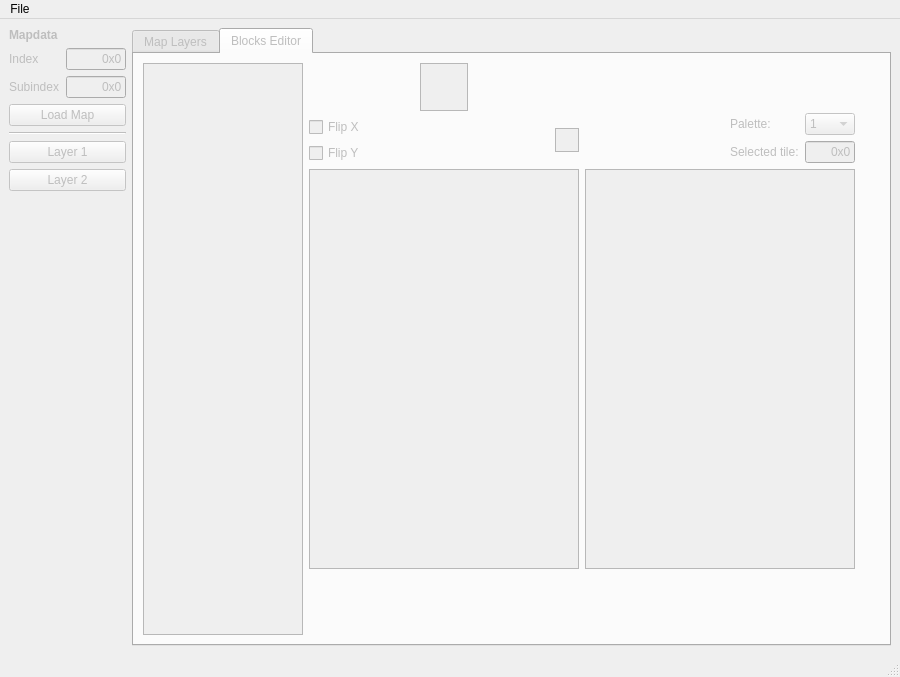
Above: mqeq.ui from kaisermg5/mapqeditorq before the change. Below: the same form after it.
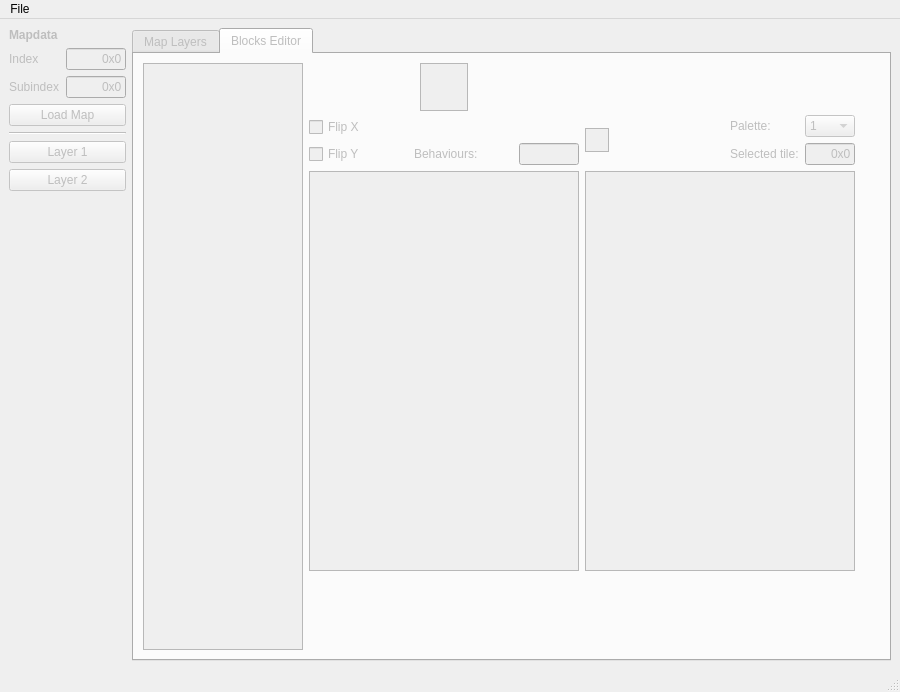
That is the form after the change. The open tabs and pages were chosen to show the change.

Commit message: Loads of code refactoring. Also, now you can modify blocks behaviour data

Patch:
```diff
--- a/mqeq.ui
+++ b/mqeq.ui
@@ -7,7 +7,7 @@
     <x>0</x>
     <y>0</y>
     <width>900</width>
-    <height>677</height>
+    <height>692</height>
    </rect>
   </property>
   <property name="sizePolicy">
@@ -260,27 +260,14 @@
           <property name="sizeConstraint">
            <enum>QLayout::SetDefaultConstraint</enum>
           </property>
-          <item row="1" column="1">
+          <item row="1" column="2">
            <widget class="QLabel" name="label_15">
             <property name="text">
              <string>Palette:</string>
             </property>
            </widget>
           </item>
-          <item row="1" column="0">
-           <spacer name="horizontalSpacer_2">
-            <property name="orientation">
-             <enum>Qt::Horizontal</enum>
-            </property>
-            <property name="sizeHint" stdset="0">
-             <size>
-              <width>40</width>
-              <height>20</height>
-             </size>
-            </property>
-           </spacer>
-          </item>
-          <item row="2" column="2">
+          <item row="2" column="3">
            <widget class="QLineEdit" name="selected_tile_ledit">
             <property name="maximumSize">
              <size>
@@ -296,7 +283,7 @@
             </property>
            </widget>
           </item>
-          <item row="1" column="2">
+          <item row="1" column="3">
            <widget class="QComboBox" name="palette_combobox">
             <property name="maximumSize">
              <size>
@@ -389,14 +376,37 @@
             </item>
            </widget>
           </item>
-          <item row="2" column="1">
+          <item row="2" column="2">
            <widget class="QLabel" name="label_5">
             <property name="text">
              <string>Selected tile:</string>
             </property>
            </widget>
           </item>
-          <item row="0" column="1">
+          <item row="1" column="0" rowspan="2">
+           <widget class="QGraphicsView" name="selected_tile_view">
+            <property name="maximumSize">
+             <size>
+              <width>24</width>
+              <height>24</height>
+             </size>
+            </property>
+           </widget>
+          </item>
+          <item row="0" column="1" rowspan="3">
+           <spacer name="horizontalSpacer_2">
+            <property name="orientation">
+             <enum>Qt::Horizontal</enum>
+            </property>
+            <property name="sizeHint" stdset="0">
+             <size>
+              <width>40</width>
+              <height>20</height>
+             </size>
+            </property>
+           </spacer>
+          </item>
+          <item row="0" column="2" colspan="2">
            <spacer name="verticalSpacer_3">
             <property name="orientation">
              <enum>Qt::Vertical</enum>
@@ -435,7 +445,30 @@
         </item>
         <item row="0" column="1">
          <layout class="QGridLayout" name="gridLayout_4">
-          <item row="0" column="0" colspan="2">
+          <item row="1" column="0">
+           <widget class="QCheckBox" name="flipX_checkbox">
+            <property name="sizePolicy">
+             <sizepolicy hsizetype="Preferred" vsizetype="Preferred">
+              <horstretch>0</horstretch>
+              <verstretch>0</verstretch>
+             </sizepolicy>
+            </property>
+            <property name="layoutDirection">
+             <enum>Qt::LeftToRight</enum>
+            </property>
+            <property name="text">
+             <string>Flip X</string>
+            </property>
+           </widget>
+          </item>
+          <item row="2" column="0">
+           <widget class="QCheckBox" name="flipY_checkbox">
+            <property name="text">
+             <string>Flip Y</string>
+            </property>
+           </widget>
+          </item>
+          <item row="0" column="0" colspan="3">
            <layout class="QHBoxLayout" name="horizontalLayout_5">
             <item>
              <spacer name="horizontalSpacer">
@@ -481,35 +514,31 @@
             </item>
            </layout>
           </item>
-          <item row="1" column="0">
-           <widget class="QCheckBox" name="flipX_checkbox">
+          <item row="2" column="1">
+           <widget class="QLabel" name="label_6">
+            <property name="text">
+             <string>Behaviours: </string>
+            </property>
+           </widget>
+          </item>
+          <item row="2" column="2">
+           <widget class="QLineEdit" name="block_behaviours_ledit">
             <property name="sizePolicy">
-             <sizepolicy hsizetype="Preferred" vsizetype="Preferred">
+             <sizepolicy hsizetype="Minimum" vsizetype="Fixed">
               <horstretch>0</horstretch>
               <verstretch>0</verstretch>
              </sizepolicy>
             </property>
-            <property name="layoutDirection">
-             <enum>Qt::LeftToRight</enum>
+            <property name="minimumSize">
+             <size>
+              <width>4</width>
+              <height>0</height>
+             </size>
             </property>
-            <property name="text">
-             <string>Flip X</string>
-            </property>
-           </widget>
-          </item>
-          <item row="2" column="0">
-           <widget class="QCheckBox" name="flipY_checkbox">
-            <property name="text">
-             <string>Flip Y</string>
-            </property>
-           </widget>
-          </item>
-          <item row="1" column="1" rowspan="2">
-           <widget class="QGraphicsView" name="selected_tile_view">
             <property name="maximumSize">
              <size>
-              <width>24</width>
-              <height>24</height>
+              <width>60</width>
+              <height>16777215</height>
              </size>
             </property>
            </widget>
```
The commit also changes 25 other files.
